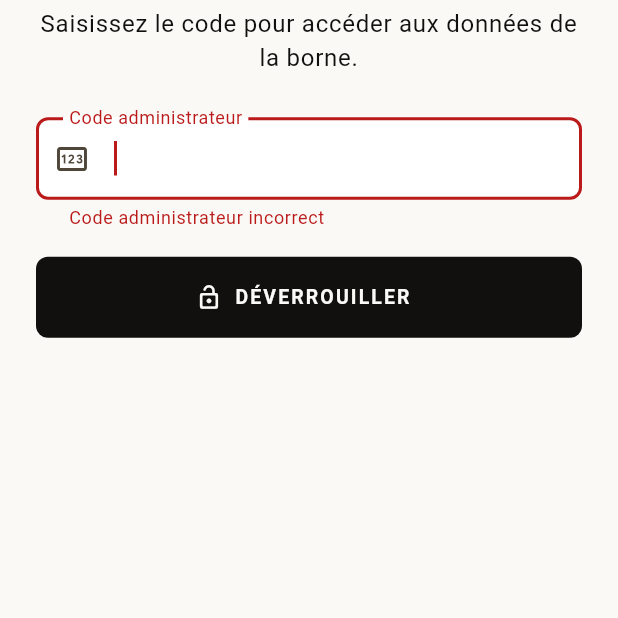
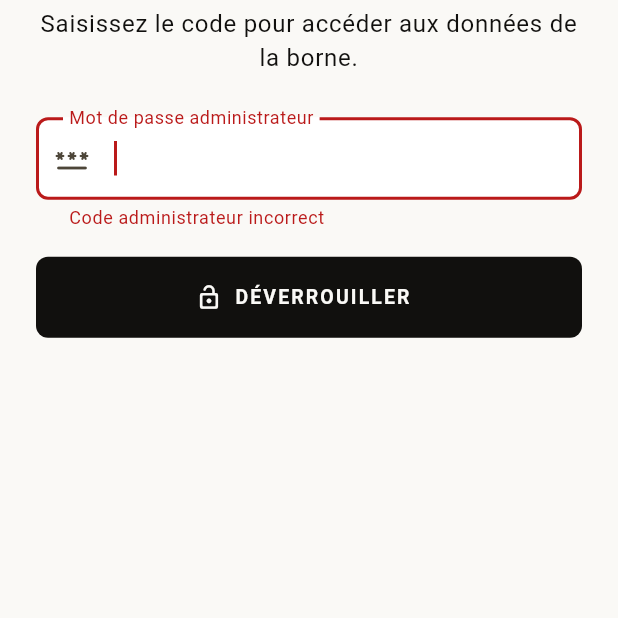
Before and after one commit to SabSab93/Fairest-One, a Flutter app: the AdminScreen screen opened by its route, after a tap on "DÉVERROUILLER", on a phone screen of 412 x 824 dp, the part 581-1199 px from its top. Run offline on Flutter 3.47's test engine with Material 3 defaults, Android fonts, the phone set to English and light mode, and no system bars; our stand-ins replace flutter_dotenv, go_router, shared_preferences, supabase_flutter; accounts and stored records are empty; Roboto replaces fonts that are missing (Helvetica).

Commit message:
refactor: update admin password handling and improve security comments

```diff
--- a/lib/core/config/app_config.dart
+++ b/lib/core/config/app_config.dart
@@ -40,14 +40,9 @@ class AppConfig {
     return Duration(seconds: int.tryParse(value) ?? 10);
   }
 
-  static String get adminPinHash {
-    const buildValue = String.fromEnvironment('ADMIN_PIN_HASH');
-    return buildValue.isNotEmpty
-        ? buildValue
-        : _env(
-            'ADMIN_PIN_HASH',
-            '03ac674216f3e15c761ee1a5e255f067953623c8b388b4459e13f978d7c846f4',
-          );
+  static String get adminPasswordHash {
+    const buildValue = String.fromEnvironment('ADMIN_PASSWORD_HASH');
+    return buildValue.isNotEmpty ? buildValue : _env('ADMIN_PASSWORD_HASH', '');
   }
 
   static String get supabaseUrl {
--- a/lib/features/admin/presentation/admin_screen.dart
+++ b/lib/features/admin/presentation/admin_screen.dart
@@ -40,7 +40,8 @@ class _AdminScreenState extends State<AdminScreen> {
 
   void _unlock() {
     final hash = sha256.convert(utf8.encode(_pinController.text)).toString();
-    if (hash == AppConfig.adminPinHash) {
+    if (AppConfig.adminPasswordHash.isNotEmpty &&
+        hash == AppConfig.adminPasswordHash) {
       setState(() {
         _isUnlocked = true;
         _pinError = null;
@@ -119,15 +120,13 @@ class _AdminLock extends StatelessWidget {
                 controller: controller,
                 autofocus: true,
                 obscureText: true,
-                keyboardType: TextInputType.number,
+                keyboardType: TextInputType.visiblePassword,
                 textInputAction: TextInputAction.done,
-                maxLength: 4,
                 onSubmitted: (_) => onSubmit(),
                 decoration: InputDecoration(
-                  labelText: 'Code administrateur',
-                  prefixIcon: const Icon(Icons.pin_outlined),
+                  labelText: 'Mot de passe administrateur',
+                  prefixIcon: const Icon(Icons.password_rounded),
                   errorText: errorText,
-                  counterText: '',
                 ),
               ),
               const SizedBox(height: 18),
```
Also changed, not shown: 2 other files.
